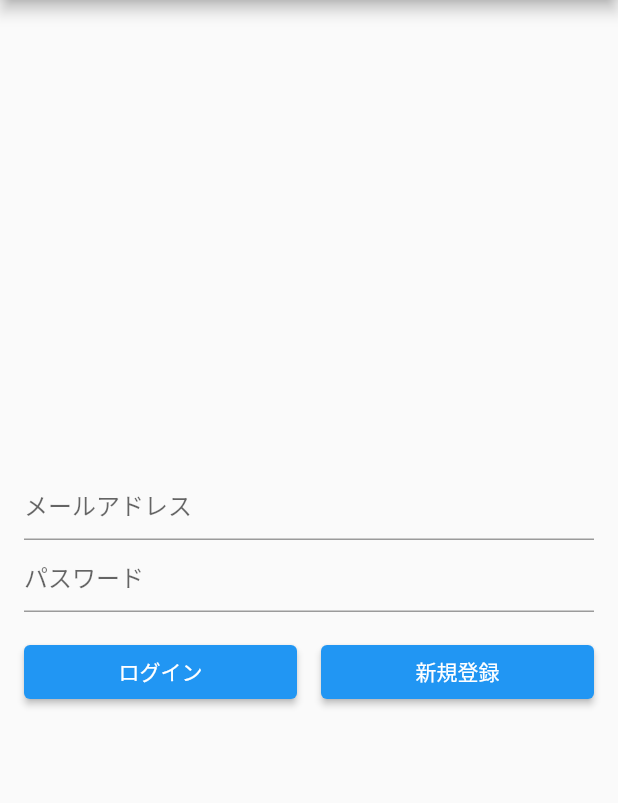
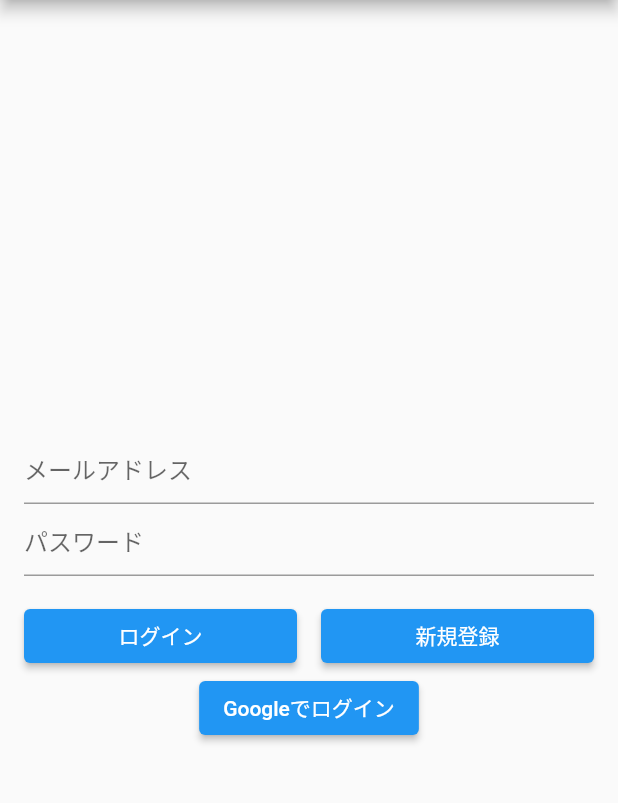
Before and after one commit to KobayashiYoh/flutter_learning, a Flutter app: the screen it shows after launch, on a phone screen of 412 x 824 dp, the part 84-887 px from its top. Run offline on Flutter 3.47's test engine with Material 2 defaults, Android fonts, the light colour scheme and no system bars; our stand-ins replace firebase_auth, firebase_core, flutter_dotenv, google_sign_in, location, sqflite and 3 more; accounts and stored records are empty; generated files the repository leaves out were written again.

Commit message:
signInWithGoogleメソッドを追加

```diff
--- a/firebase_authentication/lib/main.dart
+++ b/firebase_authentication/lib/main.dart
@@ -1,5 +1,5 @@
 import 'package:firebase_authentication/firebase_options.dart';
-import 'package:firebase_authentication/signin_page.dart';
+import 'package:firebase_authentication/sign_in_page.dart';
 import 'package:firebase_core/firebase_core.dart';
 import 'package:flutter/material.dart';
 
@@ -21,7 +21,7 @@ class MyApp extends StatelessWidget {
       theme: ThemeData(
         primarySwatch: Colors.blue,
       ),
-      home: const SigninPage(),
+      home: const SignInPage(),
     );
   }
 }
--- a/firebase_authentication/lib/signin_page.dart
+++ b/firebase_authentication/lib/sign_in_page.dart
@@ -1,14 +1,15 @@
 import 'package:firebase_auth/firebase_auth.dart';
 import 'package:flutter/material.dart';
+import 'package:google_sign_in/google_sign_in.dart';
 
-class SigninPage extends StatefulWidget {
-  const SigninPage({Key? key}) : super(key: key);
+class SignInPage extends StatefulWidget {
+  const SignInPage({Key? key}) : super(key: key);
 
   @override
-  State<SigninPage> createState() => _SigninPageState();
+  State<SignInPage> createState() => _SignInPageState();
 }
 
-class _SigninPageState extends State<SigninPage> {
+class _SignInPageState extends State<SignInPage> {
   String _inputEmailAddress = '';
   String _inputPassword = '';
   String _resultMessage = '';
@@ -63,6 +64,26 @@ class _SigninPageState extends State<SigninPage> {
     }
   }
 
+  Future<UserCredential> signInWithGoogle() async {
+    // Trigger the authentication flow
+    final GoogleSignInAccount? googleUser = await GoogleSignIn().signIn();
+
+    // Obtain the auth details from the request
+    final GoogleSignInAuthentication? googleAuth =
+        await googleUser?.authentication;
+
+    // Create a new credential
+    final credential = GoogleAuthProvider.credential(
+      accessToken: googleAuth?.accessToken,
+      idToken: googleAuth?.idToken,
+    );
+
+    // Once signed in, return the UserCredential
+    final UserCredential result =
+        await FirebaseAuth.instance.signInWithCredential(credential);
+    return result;
+  }
+
   @override
   Widget build(BuildContext context) {
     return Scaffold(
@@ -104,6 +125,10 @@ class _SigninPageState extends State<SigninPage> {
                   ),
                 ],
               ),
+              ElevatedButton(
+                onPressed: signInWithGoogle,
+                child: const Text('Googleでログイン'),
+              ),
             ],
           ),
         ),
```
